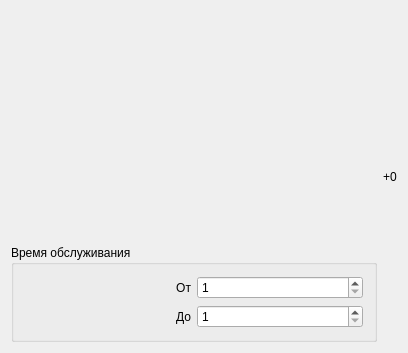
Before: the Qt Designer form QueryEmulator/DeskView.ui in nebrosarth/QueryEmulator, drawn with Qt 5.
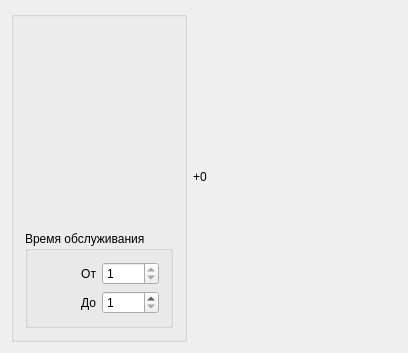
After: the same form once the commit is applied. Icons and pictures are not drawn.

```diff
--- a/QueryEmulator/DeskView.ui
+++ b/QueryEmulator/DeskView.ui
@@ -14,71 +14,41 @@
    <string>DeskView</string>
   </property>
   <layout class="QGridLayout" name="gridLayout1">
-   <item row="0" column="0">
-    <widget class="QScrollArea" name="scrollArea">
-     <property name="frameShape">
-      <enum>QFrame::NoFrame</enum>
-     </property>
-     <property name="verticalScrollBarPolicy">
-      <enum>Qt::ScrollBarAlwaysOff</enum>
-     </property>
-     <property name="horizontalScrollBarPolicy">
-      <enum>Qt::ScrollBarAlwaysOff</enum>
-     </property>
-     <property name="sizeAdjustPolicy">
-      <enum>QAbstractScrollArea::AdjustIgnored</enum>
-     </property>
-     <property name="widgetResizable">
-      <bool>true</bool>
-     </property>
-     <property name="alignment">
-      <set>Qt::AlignCenter</set>
-     </property>
-     <widget class="QWidget" name="scrollAreaWidgetContents">
-      <property name="geometry">
-       <rect>
-        <x>0</x>
-        <y>0</y>
-        <width>361</width>
-        <height>245</height>
-       </rect>
-      </property>
-      <layout class="QGridLayout" name="gridLayout_2">
-       <item row="0" column="0">
-        <widget class="QLabel" name="label">
-         <property name="sizePolicy">
-          <sizepolicy hsizetype="Minimum" vsizetype="Minimum">
-           <horstretch>0</horstretch>
-           <verstretch>0</verstretch>
-          </sizepolicy>
-         </property>
+   <item row="0" column="3" rowspan="2">
+    <widget class="QLabel" name="l_extra">
          <property name="text">
-          <string/>
-         </property>
-         <property name="pixmap">
-          <pixmap>desk.png</pixmap>
-         </property>
-         <property name="scaledContents">
-          <bool>false</bool>
-         </property>
-         <property name="alignment">
-          <set>Qt::AlignCenter</set>
-         </property>
-        </widget>
-       </item>
-      </layout>
-     </widget>
-    </widget>
-   </item>
-   <item row="0" column="1" rowspan="2">
+      <string>+0</string>
+     </property>
+    </widget>
+   </item>
+   <item row="0" column="2" rowspan="2">
     <layout class="QHBoxLayout" name="QueuesLayout"/>
    </item>
-   <item row="1" column="0">
+   <item row="0" column="4">
+    <spacer name="horizontalSpacer">
+     <property name="orientation">
+      <enum>Qt::Horizontal</enum>
+     </property>
+     <property name="sizeHint" stdset="0">
+      <size>
+       <width>40</width>
+       <height>20</height>
+      </size>
+     </property>
+    </spacer>
+   </item>
+   <item row="0" column="0" rowspan="2">
     <widget class="QGroupBox" name="layout">
      <property name="title">
-      <string>Время обслуживания</string>
+      <string/>
      </property>
      <layout class="QGridLayout" name="gridLayout_3">
+      <item row="3" column="0" colspan="3">
+       <widget class="QGroupBox" name="groupBox">
+        <property name="title">
+         <string>Время обслуживания</string>
+        </property>
+        <layout class="QGridLayout" name="gridLayout">
       <item row="0" column="0">
        <widget class="QLabel" name="label_2">
         <property name="text">
@@ -104,6 +74,9 @@
         <property name="minimum">
          <number>1</number>
         </property>
+           <property name="maximum">
+            <number>1</number>
+           </property>
        </widget>
       </item>
       <item row="1" column="1">
@@ -116,11 +89,46 @@
      </layout>
     </widget>
    </item>
-   <item row="0" column="2" rowspan="2">
-    <widget class="QLabel" name="l_extra">
+      <item row="1" column="0" colspan="3">
+       <widget class="QLabel" name="l_qLength">
      <property name="text">
-      <string>+0</string>
-     </property>
+         <string/>
+        </property>
+        <property name="alignment">
+         <set>Qt::AlignCenter</set>
+        </property>
+       </widget>
+      </item>
+      <item row="2" column="0" colspan="3">
+       <widget class="QLabel" name="l_avgTime">
+        <property name="text">
+         <string/>
+        </property>
+       </widget>
+      </item>
+      <item row="0" column="0">
+       <widget class="QLabel" name="label">
+        <property name="sizePolicy">
+         <sizepolicy hsizetype="Minimum" vsizetype="Minimum">
+          <horstretch>0</horstretch>
+          <verstretch>0</verstretch>
+         </sizepolicy>
+        </property>
+        <property name="text">
+         <string/>
+        </property>
+        <property name="pixmap">
+         <pixmap>desk.png</pixmap>
+        </property>
+        <property name="scaledContents">
+         <bool>false</bool>
+        </property>
+        <property name="alignment">
+         <set>Qt::AlignCenter</set>
+        </property>
+       </widget>
+      </item>
+     </layout>
     </widget>
    </item>
   </layout>
```
Lines whose indentation alone changed are shown as unchanged.
